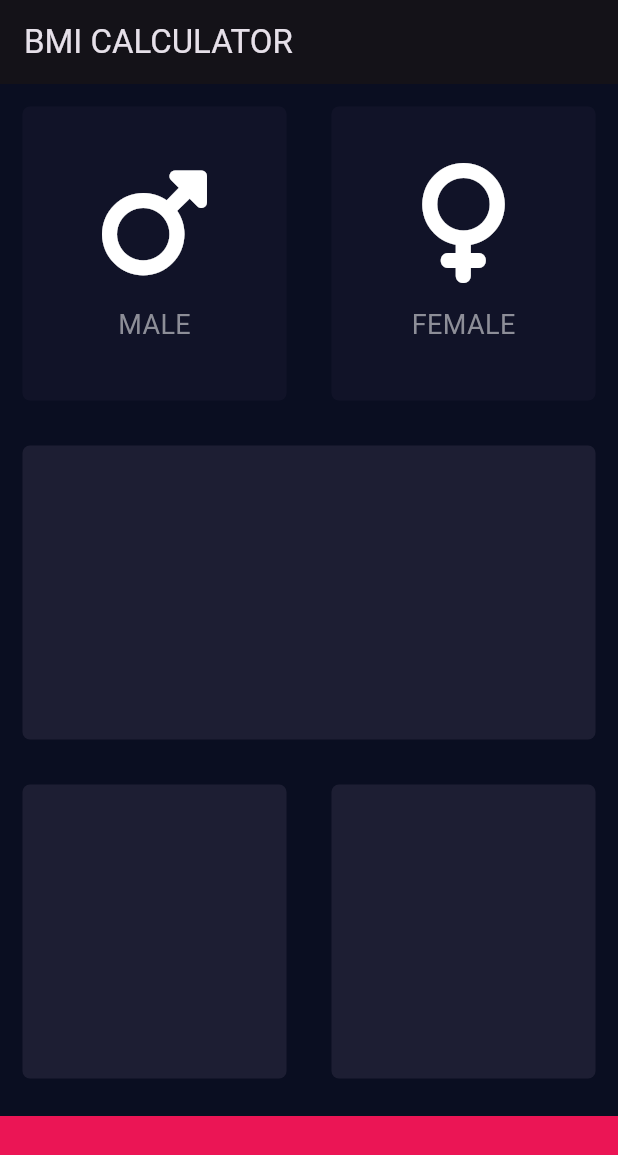
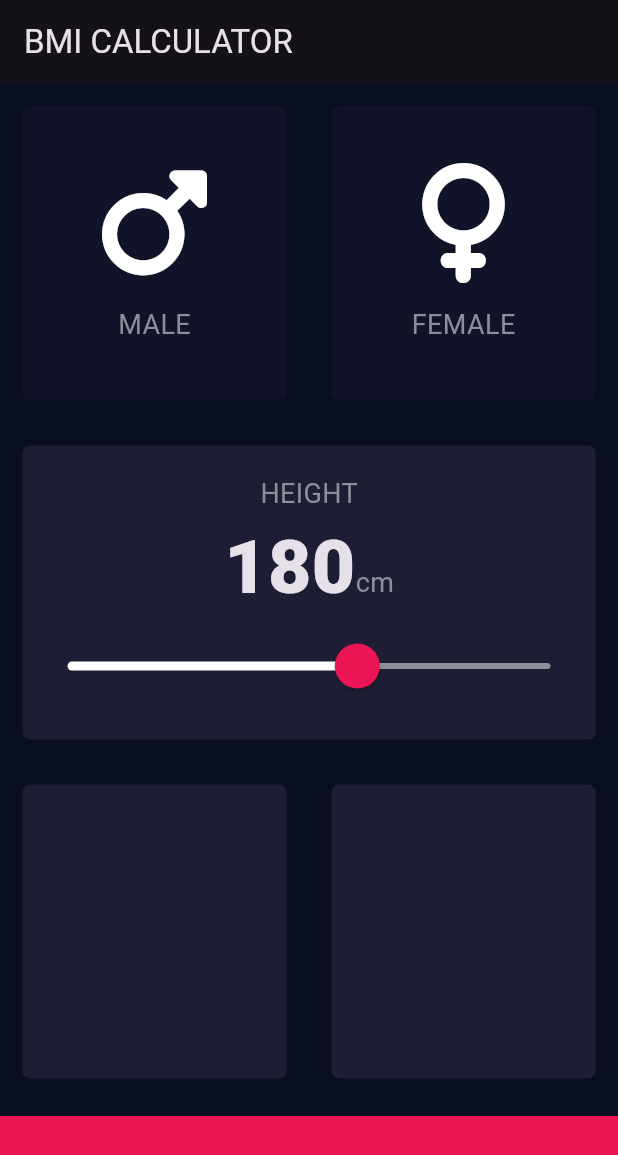
Before and after one commit to PlamediD/bmi_calculator, a Flutter app: the screen it shows after launch, on a phone screen of 412 x 824 dp. Shown: the top 1155 px of the screen. Run offline on Flutter 3.47's test engine with Material 3 defaults, Android fonts, the phone set to English and light mode, and no system bars; our stand-ins replace font_awesome_flutter; missing offline and left inert: dart:ffi.

Commit message:
Implemented all the functionality of the slider card ( which allows the user to select the height)

```diff
--- a/lib/components/icon_content.dart
+++ b/lib/components/icon_content.dart
@@ -1,11 +1,9 @@
 import 'package:flutter/material.dart';
+import 'package:bmi_calculator/constants.dart';
 
-const labelTextStyle=TextStyle(
-    fontSize: 18.0,
-    color: Color(0xFF8D8E98)
-);
 class IconContent extends StatelessWidget {
   IconContent({this.icon, required this.label});
+
   final IconData? icon;
   final String label;
 
@@ -15,7 +13,6 @@ class IconContent extends StatelessWidget {
       mainAxisAlignment: MainAxisAlignment.center,
       children: <Widget>[
         Icon(
-          /*FontAwesomeIcons.mars,*/
           icon,
           size: 80.0,
         ),
@@ -24,9 +21,8 @@ class IconContent extends StatelessWidget {
         ),
         Text(
           label,
-          style: labelTextStyle,
-
-        ),
+          style: kLabelTextStyle,
+        )
       ],
     );
   }
--- a/lib/constants.dart
+++ b/lib/constants.dart
@@ -0,0 +1,41 @@
+import 'package:flutter/material.dart';
+
+const kBottomContainerHeight = 80.0;
+const kActiveCardColour = Color(0xFF1D1E33);
+const kInactiveCardColour = Color(0xFF111328);
+const kBottomContainerColour = Color(0xFFEB1555);
+
+const kLabelTextStyle = TextStyle(
+  fontSize: 18.0,
+  color: Color(0xFF8D8E98),
+);
+
+const kNumberTextStyle = TextStyle(
+  fontSize: 50.0,
+  fontWeight: FontWeight.w900,
+);
+
+const kLargeButtonTextStyle = TextStyle(
+  fontSize: 25.0,
+  fontWeight: FontWeight.bold,
+);
+
+const kTitleTextStyle = TextStyle(
+  fontSize: 50.0,
+  fontWeight: FontWeight.bold,
+);
+
+const kResultTextStyle = TextStyle(
+  color: Color(0xFF24D876),
+  fontSize: 22.0,
+  fontWeight: FontWeight.bold,
+);
+
+const kBMITextStyle = TextStyle(
+  fontSize: 100.0,
+  fontWeight: FontWeight.bold,
+);
+
+const kBodyTextStyle = TextStyle(
+  fontSize: 22.0,
+);
--- a/lib/screens/input_page.dart
+++ b/lib/screens/input_page.dart
@@ -1,17 +1,14 @@
+import 'package:flutter/cupertino.dart';
 import 'package:flutter/material.dart';
 import 'package:font_awesome_flutter/font_awesome_flutter.dart';
 import 'package:bmi_calculator/components/reusable_card.dart';
 import 'package:bmi_calculator/components/icon_content.dart';
+import 'dart:ffi';
+import 'package:bmi_calculator/constants.dart';
 
-const bottomContainerHeight = 80.0;
-const activeCardColour = Color(0xFF1D1E33);
-const bottomContainerColor = Color(0xFFEB1555);
-const inactiveCardColour = Color(0xFF111328);
-
-enum Gender{
+enum Gender {
   male,
   female,
-
 }
 
 class InputPage extends StatefulWidget {
@@ -20,7 +17,8 @@ class InputPage extends StatefulWidget {
 }
 
 class _InputPageState extends State<InputPage> {
-  Gender ?selectedGender;
+  Gender? selectedGender;
+  int height = 180;
 
   @override
   Widget build(BuildContext context) {
@@ -35,12 +33,14 @@ class _InputPageState extends State<InputPage> {
               children: <Widget>[
                 Expanded(
                   child: ReusableCard(
-                    onPress: (){
+                    onPress: () {
                       setState(() {
-                        selectedGender=Gender.male;
+                        selectedGender = Gender.male;
                       });
                     },
-                    color: selectedGender==Gender.male?activeCardColour:inactiveCardColour,
+                    color: selectedGender == Gender.male
+                        ? kActiveCardColour
+                        : kInactiveCardColour,
                     cardChild: IconContent(
                       icon: FontAwesomeIcons.mars,
                       label: 'MALE',
@@ -49,12 +49,14 @@ class _InputPageState extends State<InputPage> {
                 ),
                 Expanded(
                   child: ReusableCard(
-                    onPress: (){
+                    onPress: () {
                       setState(() {
-                        selectedGender=Gender.female;
+                        selectedGender = Gender.female;
                       });
                     },
-                    color: selectedGender==Gender.female? activeCardColour:inactiveCardColour,
+                    color: selectedGender == Gender.female
+                        ? kActiveCardColour
+                        : kInactiveCardColour,
                     cardChild: IconContent(
                       icon: FontAwesomeIcons.venus,
                       label: 'FEMALE',
@@ -66,7 +68,56 @@ class _InputPageState extends State<InputPage> {
           ),
           Expanded(
             child: ReusableCard(
-              color: activeCardColour,
+              color: kActiveCardColour,
+              cardChild: Column(
+                mainAxisAlignment: MainAxisAlignment.center,
+                children: <Widget>[
+                  Flexible(
+                    child: Text(
+                      'HEIGHT',
+                      style: kLabelTextStyle,
+                    ),
+                  ),
+                  Row(
+                    mainAxisAlignment: MainAxisAlignment.center,
+                    crossAxisAlignment: CrossAxisAlignment.baseline,
+                    textBaseline: TextBaseline.alphabetic,
+                    children: <Widget>[
+                      Text(
+                        height.toString(),
+                        style: kNumberTextStyle,
+                      ),
+                      Text(
+                        'cm',
+                        style: kLabelTextStyle,
+                      )
+                    ],
+                  ),
+                  SliderTheme(
+                    data: SliderTheme.of(context).copyWith(
+                      inactiveTrackColor: Color(0xFF8D8E98),
+                      activeTrackColor: Colors.white,
+                      thumbColor: Color(0xFFEB1555),
+                      overlayColor: Color(0x29EB1555),
+                      thumbShape:
+                          RoundSliderThumbShape(enabledThumbRadius: 15.0),
+                      overlayShape:
+                          RoundSliderOverlayShape(overlayRadius: 30.0),
+                    ),
+                    child: Slider(
+                      value: height.toDouble(),
+                      min: 120.0,
+                      max: 220.0,
+                      onChanged: (double newValue) {
+                        setState(() {
+                          height = newValue.round();
+                        });
+                      },
+
+                    ),
+                  ),
+                ],
+              ),
             ),
           ),
           Expanded(
@@ -74,22 +125,22 @@ class _InputPageState extends State<InputPage> {
               children: <Widget>[
                 Expanded(
                   child: ReusableCard(
-                    color: activeCardColour,
+                    color: kActiveCardColour,
                   ),
                 ),
                 Expanded(
                   child: ReusableCard(
-                    color: activeCardColour,
+                    color: kActiveCardColour,
                   ),
                 ),
               ],
             ),
           ),
           Container(
-            color: bottomContainerColor,
+            color: kBottomContainerColour,
             margin: EdgeInsets.only(top: 10.0),
             width: double.infinity,
-            height: bottomContainerHeight,
+            height: kBottomContainerHeight,
           ),
         ],
       ),
```
